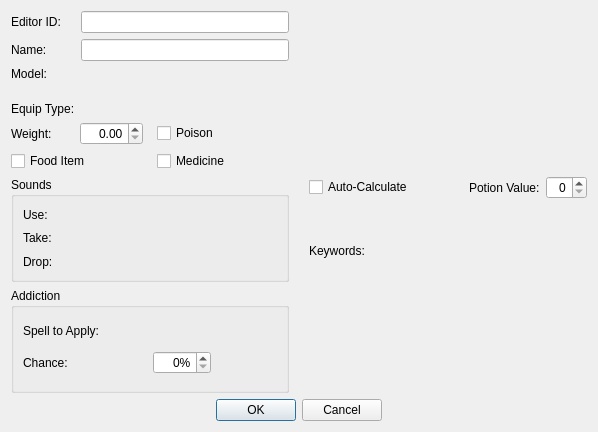
This is native/src/DovahKit/ui/form_windows/potion.ui in DavidJCobb/DovahKit as Qt 5 draws it before an edit. The edited form follows.
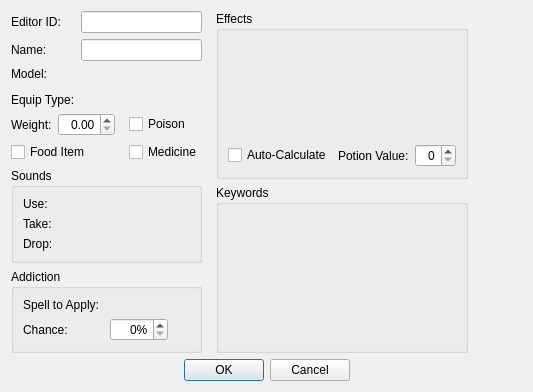
This is the edited form. Custom widgets are drawn as their Qt base class.

Commit message:
ALCH VMAD in UI; CELL save fixes
You can now add Papyrus scripts to Potions.

Fixed CELL saving to not generate certain subrecords if empty.

What changed in the file:
```diff
--- a/native/src/DovahKit/ui/form_windows/potion.ui
+++ b/native/src/DovahKit/ui/form_windows/potion.ui
@@ -2,18 +2,26 @@
 <ui version="4.0">
  <class>FormDialogPotion</class>
  <widget class="QDialog" name="FormDialogPotion">
-  <property name="geometry">
-   <rect>
-    <x>0</x>
-    <y>0</y>
-    <width>598</width>
-    <height>432</height>
-   </rect>
-  </property>
   <property name="windowTitle">
    <string>Potion</string>
   </property>
-  <layout class="QGridLayout" name="gridLayout_2">
+  <layout class="QGridLayout" name="gridLayout_2" columnstretch="6,0,6,0,5">
+   <item row="0" column="1">
+    <spacer name="horizontalSpacer_5">
+     <property name="orientation">
+      <enum>Qt::Horizontal</enum>
+     </property>
+     <property name="sizeType">
+      <enum>QSizePolicy::Fixed</enum>
+     </property>
+     <property name="sizeHint" stdset="0">
+      <size>
+       <width>2</width>
+       <height>8</height>
+      </size>
+     </property>
+    </spacer>
+   </item>
    <item row="0" column="0" rowspan="2">
     <layout class="QVBoxLayout" name="leftCol">
      <item>
@@ -239,55 +247,10 @@
      </item>
     </layout>
    </item>
-   <item row="0" column="2">
-    <layout class="QVBoxLayout" name="verticalLayout">
-     <item>
-      <widget class="DKMagicEffectListWidget" name="effects"/>
-     </item>
-     <item>
-      <layout class="QHBoxLayout" name="horizontalLayout">
-       <item>
-        <widget class="QCheckBox" name="flagAutoCalc">
-         <property name="text">
-          <string>Auto-Calculate</string>
-         </property>
-        </widget>
-       </item>
-       <item>
-        <spacer name="horizontalSpacer">
-         <property name="orientation">
-          <enum>Qt::Horizontal</enum>
-         </property>
-         <property name="sizeHint" stdset="0">
-          <size>
-           <width>40</width>
-           <height>20</height>
-          </size>
-         </property>
-        </spacer>
-       </item>
-       <item>
-        <widget class="QLabel" name="label">
-         <property name="text">
-          <string>Potion Value:</string>
-         </property>
-         <property name="buddy">
-          <cstring>value</cstring>
-         </property>
-        </widget>
-       </item>
-       <item>
-        <widget class="QSpinBox" name="value">
-         <property name="alignment">
-          <set>Qt::AlignRight|Qt::AlignTrailing|Qt::AlignVCenter</set>
-         </property>
-        </widget>
-       </item>
-      </layout>
-     </item>
-    </layout>
+   <item row="0" column="4" rowspan="2">
+    <widget class="DKPapyrusBoundScriptListPane" name="scriptListPane"/>
    </item>
-   <item row="2" column="0" colspan="3">
+   <item row="2" column="0" colspan="5">
     <layout class="QHBoxLayout" name="buttonsLayout">
      <item>
       <spacer name="horizontalSpacer_2">
@@ -331,38 +294,83 @@
      </item>
     </layout>
    </item>
+   <item row="0" column="3">
+    <spacer name="horizontalSpacer_6">
+     <property name="orientation">
+      <enum>Qt::Horizontal</enum>
+     </property>
+     <property name="sizeType">
+      <enum>QSizePolicy::Fixed</enum>
+     </property>
+     <property name="sizeHint" stdset="0">
+      <size>
+       <width>2</width>
+       <height>20</height>
+      </size>
+     </property>
+    </spacer>
+   </item>
+   <item row="0" column="2">
+    <widget class="QGroupBox" name="">
+     <property name="title">
+      <string>Effects</string>
+     </property>
+     <layout class="QVBoxLayout" name="verticalLayout">
+      <item>
+       <widget class="DKMagicEffectListWidget" name="effects"/>
+      </item>
+      <item>
+       <layout class="QHBoxLayout" name="horizontalLayout">
+        <item>
+         <widget class="QCheckBox" name="flagAutoCalc">
+          <property name="text">
+           <string>Auto-Calculate</string>
+          </property>
+         </widget>
+        </item>
+        <item>
+         <spacer name="horizontalSpacer">
+          <property name="orientation">
+           <enum>Qt::Horizontal</enum>
+          </property>
+          <property name="sizeHint" stdset="0">
+           <size>
+            <width>40</width>
+            <height>20</height>
+           </size>
+          </property>
+         </spacer>
+        </item>
+        <item>
+         <widget class="QLabel" name="label">
+          <property name="text">
+           <string>Potion Value:</string>
+          </property>
+         </widget>
+        </item>
+        <item>
+         <widget class="QSpinBox" name="value">
+          <property name="alignment">
+           <set>Qt::AlignRight|Qt::AlignTrailing|Qt::AlignVCenter</set>
+          </property>
+         </widget>
+        </item>
+       </layout>
+      </item>
+     </layout>
+    </widget>
+   </item>
    <item row="1" column="2">
-    <layout class="QVBoxLayout" name="verticalLayout_3">
-     <item>
-      <widget class="QLabel" name="label_6">
-       <property name="text">
-        <string>Keywords:</string>
-       </property>
-       <property name="buddy">
-        <cstring>keywords</cstring>
-       </property>
-      </widget>
-     </item>
-     <item>
-      <widget class="DKFormListPane" name="keywords"/>
-     </item>
-    </layout>
-   </item>
-   <item row="0" column="1">
-    <spacer name="horizontalSpacer_5">
-     <property name="orientation">
-      <enum>Qt::Horizontal</enum>
+    <widget class="QGroupBox" name="">
+     <property name="title">
+      <string>Keywords</string>
      </property>
-     <property name="sizeType">
-      <enum>QSizePolicy::Fixed</enum>
-     </property>
-     <property name="sizeHint" stdset="0">
-      <size>
-       <width>8</width>
-       <height>8</height>
-      </size>
-     </property>
-    </spacer>
+     <layout class="QVBoxLayout" name="verticalLayout_3">
+      <item>
+       <widget class="DKFormListPane" name="keywords"/>
+      </item>
+     </layout>
+    </widget>
    </item>
   </layout>
  </widget>
@@ -382,6 +390,11 @@
    <extends>QWidget</extends>
    <header>widgets/DKFormDestructionDataButton.h</header>
   </customwidget>
+  <customwidget>
+   <class>DKPapyrusBoundScriptListPane</class>
+   <extends>QWidget</extends>
+   <header>widgets/DKPapyrusBoundScriptListPane.h</header>
+  </customwidget>
   <customwidget>
    <class>DKMagicEffectListWidget</class>
    <extends>QWidget</extends>
```
Left out of the diff: 1 changed line with no effect on the pictures. The commit also changes 2 other files.
